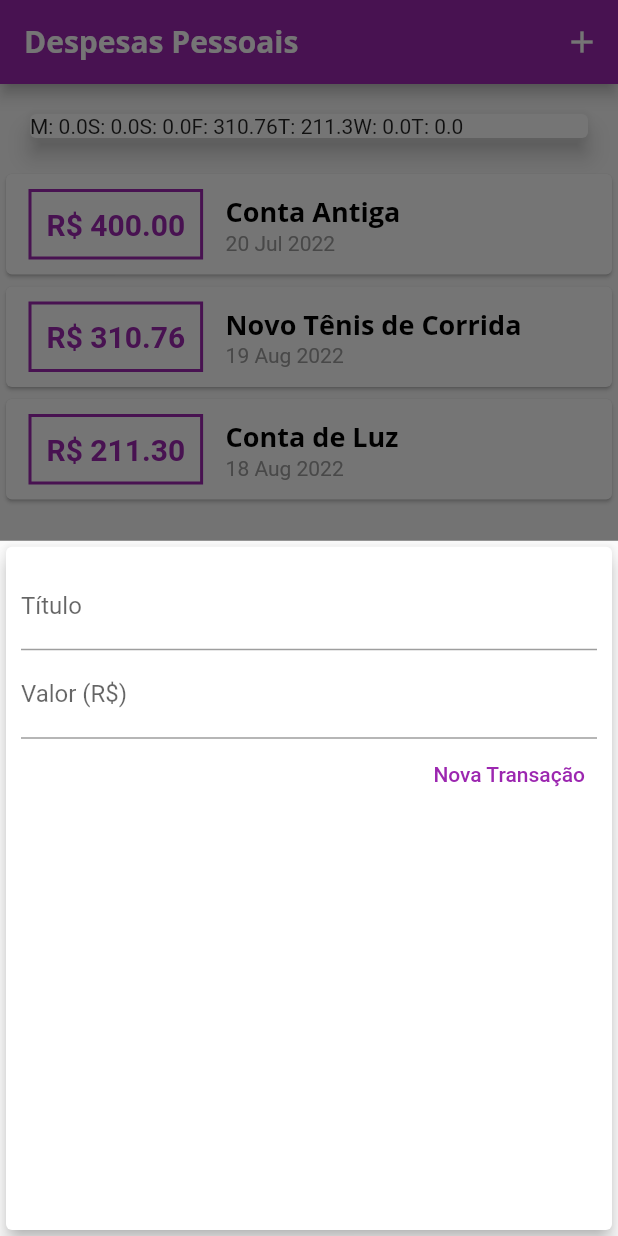
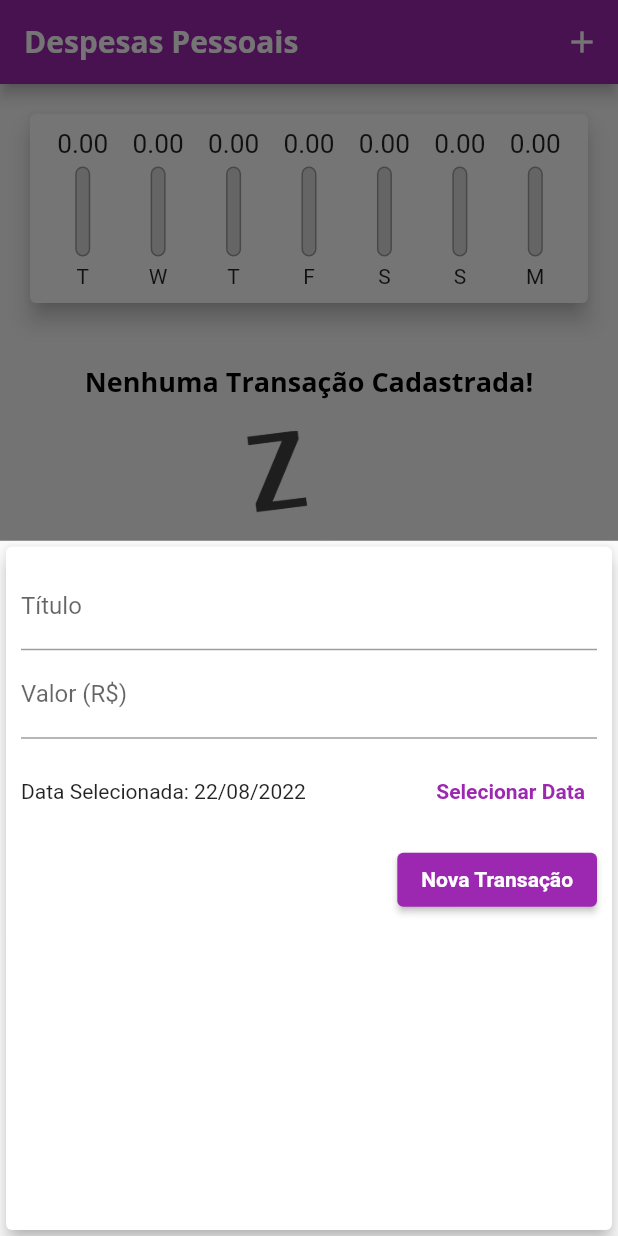
Before and after one commit to joseciceroassisjr/expenses, a Flutter app: the screen it shows after launch, after a tap on the "add" icon, on a phone screen of 412 x 824 dp. Run offline on Flutter 3.47's test engine with Material 2 defaults, Android fonts, the phone set to English and light mode, and no system bars.

Commit message:
final do projeto

```diff
--- a/lib/components/chart.dart
+++ b/lib/components/chart.dart
@@ -1,7 +1,7 @@
-// ignore_for_file: sort_child_properties_last
 import 'package:flutter/material.dart';
 import 'package:intl/intl.dart';
 import '../models/transaction.dart';
+import 'chart_bar.dart';
 
 class Chart extends StatelessWidget {
   final List<Transaction> recentTransaction;
@@ -30,19 +30,37 @@ class Chart extends StatelessWidget {
         'day': DateFormat.E().format(weekDay)[0],
         'value': totalSum,
       };
+    }).reversed.toList();
+  }
+
+  double get _weekTotalValue {
+    return groupedTransactions.fold(0.0, (sum, tr) {
+      return sum + (tr['value'] as double);
     });
   }
 
   @override
   Widget build(BuildContext context) {
-    groupedTransactions;
     return Card(
       elevation: 6,
       margin: const EdgeInsets.all(20),
-      child: Row(
-        children: groupedTransactions.map((tr) {
-          return Text('${tr['day']}: ${tr['value']}');
-        }).toList(),
+      child: Padding(
+        padding: const EdgeInsets.all(10),
+        child: Row(
+          mainAxisAlignment: MainAxisAlignment.spaceAround,
+          children: groupedTransactions.map((tr) {
+            return Flexible(
+              fit: FlexFit.tight,
+              child: ChartBar(
+                label: tr['day'] as String,
+                value: tr['value'] as double,
+                percentage: _weekTotalValue == 0
+                    ? 0
+                    : (tr['value'] as double) / _weekTotalValue,
+              ),
+            );
+          }).toList(),
+        ),
       ),
     );
   }
--- a/lib/components/chart_bar.dart
+++ b/lib/components/chart_bar.dart
@@ -1,10 +1,61 @@
+// ignore_for_file: unnecessary_string_interpolations
+
 import 'package:flutter/material.dart';
 
 class ChartBar extends StatelessWidget {
-  const ChartBar({Key? key}) : super(key: key);
+  final String? label;
+  final double? value;
+  final double? percentage;
+
+  const ChartBar({
+    this.label,
+    this.value,
+    this.percentage,
+    Key? key,
+  }) : super(key: key);
 
   @override
   Widget build(BuildContext context) {
-    return Container();
+    return Column(
+      children: [
+        SizedBox(
+          height: 20,
+          child: FittedBox(
+            child: Text('${value!.toStringAsFixed(2)}'),
+          ),
+        ),
+        const SizedBox(height: 5),
+        SizedBox(
+          height: 60,
+          width: 10,
+          child: Stack(
+            alignment: Alignment.bottomCenter,
+            children: <Widget>[
+              Container(
+                decoration: BoxDecoration(
+                  border: Border.all(
+                    color: Colors.grey,
+                    width: 1.0,
+                  ),
+                  color: const Color.fromRGBO(220, 220, 220, 1),
+                  borderRadius: BorderRadius.circular(5),
+                ),
+              ),
+              FractionallySizedBox(
+                heightFactor: percentage,
+                child: Container(
+                  decoration: BoxDecoration(
+                    color: Theme.of(context).colorScheme.primary,
+                    borderRadius: BorderRadius.circular(5),
+                  ),
+                ),
+              ),
+            ],
+          ),
+        ),
+        const SizedBox(height: 5),
+        Text(label!),
+      ],
+    );
   }
 }
--- a/lib/components/transaction_form.dart
+++ b/lib/components/transaction_form.dart
@@ -1,9 +1,8 @@
-// ignore_for_file: sort_child_properties_last
-
 import 'package:flutter/material.dart';
+import 'package:intl/intl.dart';
 
 class TransactionForm extends StatefulWidget {
-  final void Function(String, double) onSubmit;
+  final void Function(String, double, DateTime) onSubmit;
 
   const TransactionForm(this.onSubmit, {Key? key}) : super(key: key);
 
@@ -12,19 +11,36 @@ class TransactionForm extends StatefulWidget {
 }
 
 class _TransactionFormState extends State<TransactionForm> {
-  final titleController = TextEditingController();
-
-  final valueController = TextEditingController();
+  final _titleController = TextEditingController();
+  final _valueController = TextEditingController();
+  DateTime? _selectedDate = DateTime.now();
 
   _submitForm() {
-    final title = titleController.text;
-    final value = double.tryParse(valueController.text) ?? 0;
+    final title = _titleController.text;
+    final value = double.tryParse(_valueController.text) ?? 0;
 
-    if (title.isEmpty || value <= 0) {
+    if (title.isEmpty || value <= 0 || _selectedDate == null) {
       return;
     }
 
-    widget.onSubmit(title, value);
+    widget.onSubmit(title, value, _selectedDate!);
+  }
+
+  _showDatePicker() {
+    showDatePicker(
+      context: context,
+      initialDate: DateTime.now(),
+      firstDate: DateTime(2019),
+      lastDate: DateTime.now(),
+    ).then((pickedDate) {
+      if (pickedDate == null) {
+        return;
+      }
+
+      setState(() {
+        _selectedDate = pickedDate;
+      });
+    });
   }
 
   @override
@@ -36,14 +52,14 @@ class _TransactionFormState extends State<TransactionForm> {
         child: Column(
           children: [
             TextField(
-              controller: titleController,
+              controller: _titleController,
               onSubmitted: (_) => _submitForm(),
               decoration: const InputDecoration(
                 labelText: 'Título',
               ),
             ),
             TextField(
-              controller: valueController,
+              controller: _valueController,
               keyboardType:
                   const TextInputType.numberWithOptions(decimal: true),
               onSubmitted: (_) => _submitForm(),
@@ -51,18 +67,41 @@ class _TransactionFormState extends State<TransactionForm> {
                 labelText: 'Valor (R\$)',
               ),
             ),
+            SizedBox(
+              height: 70,
+              child: Row(
+                children: <Widget>[
+                  Expanded(
+                    child: Text(
+                      _selectedDate == null
+                          ? 'Nenhuma data selecionada!'
+                          : 'Data Selecionada: ${DateFormat('dd/MM/y').format(_selectedDate!)}',
+                    ),
+                  ),
+                  TextButton(
+                    child: const Text(
+                      'Selecionar Data',
+                      style: TextStyle(
+                        fontWeight: FontWeight.bold,
+                      ),
+                    ),
+                    onPressed: _showDatePicker,
+                  )
+                ],
+              ),
+            ),
             Row(
               mainAxisAlignment: MainAxisAlignment.end,
               children: <Widget>[
-                TextButton(
-                  child: const Text(
+                ElevatedButton(
+                  child: Text(
                     'Nova Transação',
                     style: TextStyle(
-                      color: Colors.purple,
+                      color: Theme.of(context).textTheme.button?.color,
                     ),
                   ),
                   onPressed: _submitForm,
-                )
+                ),
               ],
             ),
           ],
--- a/lib/components/transaction_list.dart
+++ b/lib/components/transaction_list.dart
@@ -4,13 +4,15 @@ import 'package:intl/intl.dart';
 
 class TransactionList extends StatelessWidget {
   final List<Transaction> transactions;
+  final void Function(String) onRemove;
 
-  const TransactionList(this.transactions, {Key? key}) : super(key: key);
+  const TransactionList(this.transactions, this.onRemove, {Key? key})
+      : super(key: key);
 
   @override
   Widget build(BuildContext context) {
     return SizedBox(
-      height: 300,
+      height: 430,
       child: transactions.isEmpty
           ? Column(
               children: [
@@ -34,45 +36,39 @@ class TransactionList extends StatelessWidget {
               itemBuilder: (ctx, index) {
                 final tr = transactions[index];
                 return Card(
-                  child: Row(
-                    children: [
-                      Container(
+                  elevation: 5,
                   margin: const EdgeInsets.symmetric(
-                          horizontal: 15,
-                          vertical: 10,
+                    vertical: 8,
+                    horizontal: 5,
                   ),
-                        decoration: BoxDecoration(
-                          border: Border.all(
-                            color: Theme.of(context).colorScheme.primary,
-                            width: 2,
-                          ),
-                        ),
-                        padding: const EdgeInsets.all(10),
+                  child: ListTile(
+                    leading: CircleAvatar(
+                      backgroundColor: Colors.purple,
+                      radius: 30,
+                      child: Padding(
+                        padding: const EdgeInsets.all(6),
+                        child: FittedBox(
                           child: Text(
-                          'R\$ ${tr.value.toStringAsFixed(2)}',
-                          style: TextStyle(
-                            fontWeight: FontWeight.bold,
-                            fontSize: 20,
-                            color: Theme.of(context).colorScheme.primary,
+                            'R\$${tr.value}',
+                            style: const TextStyle(
+                              color: Colors.white,
                             ),
                           ),
                         ),
-                      Column(
-                        crossAxisAlignment: CrossAxisAlignment.start,
-                        children: [
-                          Text(
+                      ),
+                    ),
+                    title: Text(
                       tr.title,
                       style: Theme.of(context).textTheme.headline6,
                     ),
-                          Text(
+                    subtitle: Text(
                       DateFormat('d MMM y').format(tr.date),
-                            style: const TextStyle(
-                              color: Colors.grey,
                     ),
+                    trailing: IconButton(
+                      icon: const Icon(Icons.delete),
+                      color: Theme.of(context).errorColor,
+                      onPressed: () => onRemove(tr.id),
                     ),
-                        ],
-                      ),
-                    ],
                   ),
                 );
               },
--- a/lib/main.dart
+++ b/lib/main.dart
@@ -1,4 +1,3 @@
-// ignore_for_file: sort_child_properties_last, library_private_types_in_public_api, sized_box_for_whitespace, prefer_const_constructors
 import 'package:expenses/components/transaction_form.dart';
 import 'package:flutter/material.dart';
 import 'dart:math';
@@ -29,6 +28,10 @@ class ExpensesApp extends StatelessWidget {
             fontWeight: FontWeight.bold,
             color: Colors.black,
           ),
+          button: const TextStyle(
+            color: Colors.white,
+            fontWeight: FontWeight.bold,
+          ),
         ),
         appBarTheme: const AppBarTheme(
           titleTextStyle: TextStyle(
@@ -50,26 +53,7 @@ class MyHomePage extends StatefulWidget {
 }
 
 class _MyHomePageState extends State<MyHomePage> {
-  final List<Transaction> _transactions = [
-    Transaction(
-      id: 't0',
-      title: 'Conta Antiga',
-      value: 400.00,
-      date: DateTime.now().subtract(const Duration(days: 33)),
-    ),
-    Transaction(
-      id: 't1',
-      title: 'Novo Tênis de Corrida',
-      value: 310.76,
-      date: DateTime.now().subtract(const Duration(days: 3)),
-    ),
-    Transaction(
-      id: 't2',
-      title: 'Conta de Luz',
-      value: 211.30,
-      date: DateTime.now().subtract(const Duration(days: 4)),
-    ),
-  ];
+  final List<Transaction> _transactions = [];
 
   List<Transaction> get _recentTransactions {
     return _transactions.where((tr) {
@@ -79,12 +63,12 @@ class _MyHomePageState extends State<MyHomePage> {
     }).toList();
   }
 
-  _addTransaction(String title, double value) {
+  _addTransaction(String title, double value, DateTime date) {
     final newTransaction = Transaction(
       id: Random().nextDouble().toString(),
       title: title,
       value: value,
-      date: DateTime.now(),
+      date: date,
     );
 
     setState(() {
@@ -92,6 +76,12 @@ class _MyHomePageState extends State<MyHomePage> {
     });
 
     Navigator.of(context).pop();
+  }
+
+  _removeTransaction(String id) {
+    setState(() {
+      _transactions.removeWhere((tr) => tr.id == id);
+    });
   }
 
   _openTransactionFormModal(BuildContext context) {
@@ -120,7 +110,7 @@ class _MyHomePageState extends State<MyHomePage> {
           crossAxisAlignment: CrossAxisAlignment.stretch,
           children: [
             Chart(_recentTransactions),
-            TransactionList(_transactions),
+            TransactionList(_transactions, _removeTransaction),
           ],
         ),
       ),
```
Lines whose indentation alone changed are shown as unchanged.
